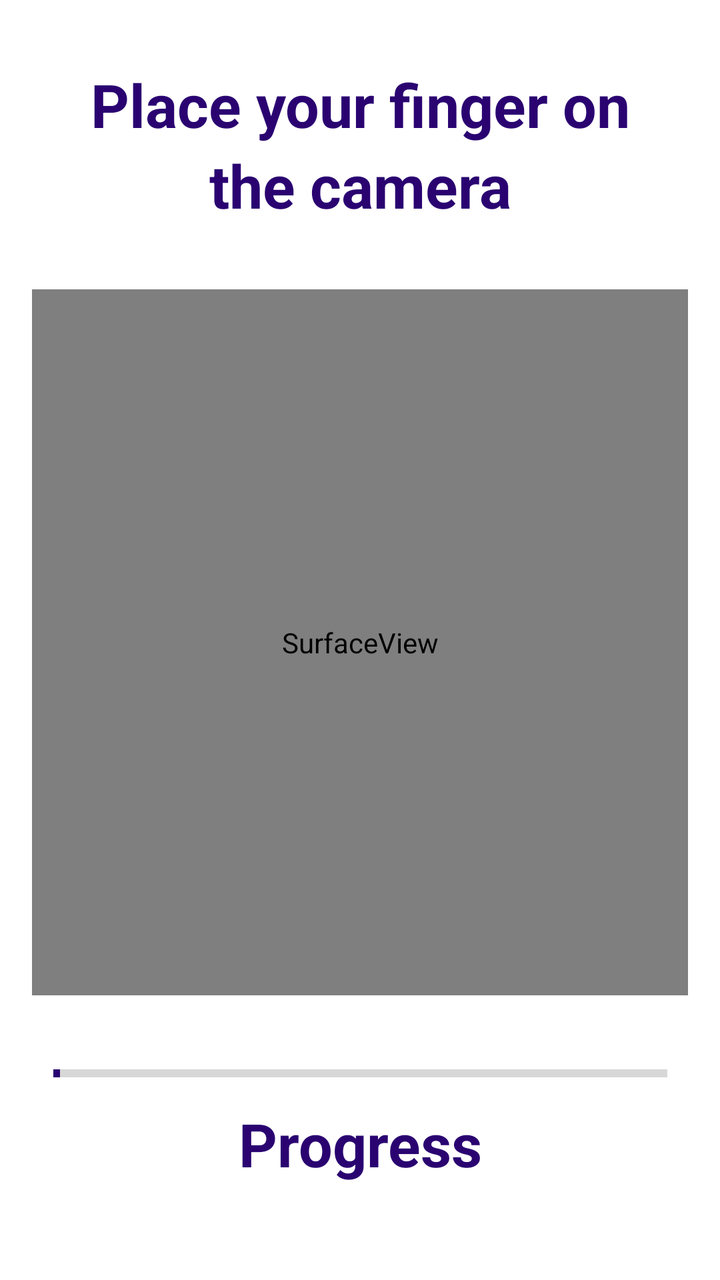
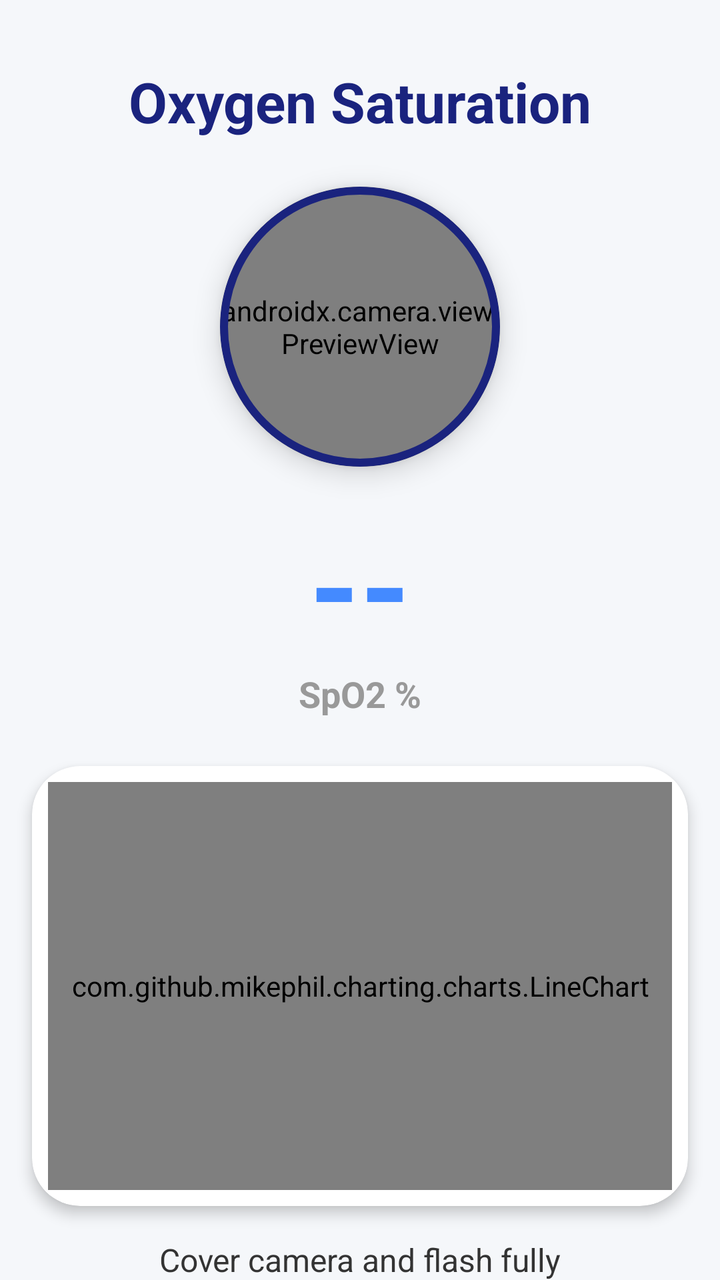

Screens rendered from an Android XML layout before and after an edit, with the pre-edit source and the edit as a unified diff.
<!-- AndroidManifest.xml: application theme Theme.SIH -->
<!-- res/layout/activity_main.xml -->
<?xml version="1.0" encoding="utf-8"?>
<androidx.constraintlayout.widget.ConstraintLayout xmlns:android="http://schemas.android.com/apk/res/android"
xmlns:app="http://schemas.android.com/apk/res-auto"
xmlns:tools="http://schemas.android.com/tools"
android:layout_width="match_parent"
android:layout_height="match_parent"
tools:context=".MainActivity">

    <TextView
        android:id="@+id/textView"
        android:layout_width="wrap_content"
        android:layout_height="wrap_content"
        android:layout_marginTop="32dp"
        android:gravity="center"
        android:text="Place your finger on"
        android:textColor="#2A0371"
        android:textSize="30dp"
        android:textStyle="bold"
        app:layout_constraintEnd_toEndOf="parent"
        app:layout_constraintStart_toStartOf="parent"
        app:layout_constraintTop_toTopOf="parent" />

    <TextView
        android:id="@+id/textView2"
        android:layout_width="wrap_content"
        android:layout_height="wrap_content"
        android:gravity="center"
        android:textColor="#2A0371"
        android:text="the camera"
        android:textSize="30dp"
        android:textStyle="bold"
        app:layout_constraintEnd_toEndOf="parent"
        app:layout_constraintStart_toStartOf="parent"
        app:layout_constraintTop_toBottomOf="@+id/textView" />

    <SurfaceView
        android:id="@+id/preview"
        android:layout_width="0dp"
        android:layout_height="0dp"
        android:layout_marginStart="16dp"
        android:layout_marginTop="32dp"
        android:layout_marginEnd="16dp"
        android:layout_marginBottom="32dp"
        android:layout_weight="1"
        app:layout_constraintBottom_toTopOf="@+id/HRPB"
        app:layout_constraintEnd_toEndOf="parent"
        app:layout_constraintStart_toStartOf="parent"
        app:layout_constraintTop_toBottomOf="@+id/textView2"></SurfaceView>

    <TextView
        android:id="@+id/textView6"
        android:layout_width="wrap_content"
        android:layout_height="wrap_content"
        android:layout_marginBottom="48dp"
        android:gravity="center"
        android:text="Progress"
        android:textColor="#2A0371"
        android:textSize="30dp"
        android:textStyle="bold"
        app:layout_constraintBottom_toBottomOf="parent"
        app:layout_constraintEnd_toEndOf="parent"
        app:layout_constraintStart_toStartOf="parent" />

    <ProgressBar
        android:id="@+id/HRPB"
        style="?android:attr/progressBarStyleHorizontal"
        android:layout_width="307dp"
        android:layout_height="14dp"
        android:layout_marginBottom="8dp"
        android:progress="1"
        android:progressTint="#2A0371"
        app:layout_constraintBottom_toTopOf="@+id/textView6"
        app:layout_constraintEnd_toEndOf="parent"
        app:layout_constraintStart_toStartOf="parent" />

</androidx.constraintlayout.widget.ConstraintLayout>
<!-- resources referenced by this layout -->
<resources>
  <style name="Theme.SIH" parent="Theme.MaterialComponents.DayNight.DarkActionBar">
          
          <item name="colorPrimary">@color/purple_500</item>
          <item name="colorPrimaryVariant">@color/purple_700</item>
          <item name="colorOnPrimary">@color/white</item>
          
          <item name="colorSecondary">@color/teal_200</item>
          <item name="colorSecondaryVariant">@color/teal_700</item>
          <item name="colorOnSecondary">@color/black</item>
          
          <item name="android:statusBarColor" tools:targetApi="l">?attr/colorPrimaryVariant</item>
          
      </style>
  <color name="purple_500">#FF6200EE</color>
  <color name="purple_700">#FF3700B3</color>
  <color name="white">#FFFFFFFF</color>
  <color name="teal_200">#FF03DAC5</color>
  <color name="teal_700">#FF018786</color>
  <color name="black">#FF000000</color>
</resources>

<!-- the commit's change to res/layout/activity_main.xml (unified diff, before → after) -->
@@ -1,10 +1,11 @@
 <?xml version="1.0" encoding="utf-8"?>
 <androidx.constraintlayout.widget.ConstraintLayout xmlns:android="http://schemas.android.com/apk/res/android"
-xmlns:app="http://schemas.android.com/apk/res-auto"
-xmlns:tools="http://schemas.android.com/tools"
-android:layout_width="match_parent"
-android:layout_height="match_parent"
-tools:context=".MainActivity">
+    xmlns:app="http://schemas.android.com/apk/res-auto"
+    xmlns:tools="http://schemas.android.com/tools"
+    android:layout_width="match_parent"
+    android:layout_height="match_parent"
+    android:background="@color/background"
+    tools:context=".MainActivity">
 
     <TextView
         android:id="@+id/textView"
@@ -12,65 +13,117 @@ tools:context=".MainActivity">
         android:layout_height="wrap_content"
         android:layout_marginTop="32dp"
         android:gravity="center"
-        android:text="Place your finger on"
-        android:textColor="#2A0371"
-        android:textSize="30dp"
+        android:text="Oxygen Saturation"
+        android:textColor="@color/primary"
+        android:textSize="28sp"
         android:textStyle="bold"
         app:layout_constraintEnd_toEndOf="parent"
         app:layout_constraintStart_toStartOf="parent"
         app:layout_constraintTop_toTopOf="parent" />
 
+    <com.google.android.material.card.MaterialCardView
+        android:id="@+id/cameraCard"
+        android:layout_width="140dp"
+        android:layout_height="140dp"
+        android:layout_marginTop="24dp"
+        app:cardCornerRadius="70dp"
+        app:cardElevation="8dp"
+        app:strokeColor="@color/primary"
+        app:strokeWidth="4dp"
+        app:layout_constraintEnd_toEndOf="parent"
+        app:layout_constraintStart_toStartOf="parent"
+        app:layout_constraintTop_toBottomOf="@+id/textView">
+
+        <androidx.camera.view.PreviewView
+            android:id="@+id/previewView"
+            android:layout_width="match_parent"
+            android:layout_height="match_parent" />
+    </com.google.android.material.card.MaterialCardView>
+
     <TextView
-        android:id="@+id/textView2"
+        android:id="@+id/spo2Text"
         android:layout_width="wrap_content"
         android:layout_height="wrap_content"
-        android:gravity="center"
-        android:textColor="#2A0371"
-        android:text="the camera"
-        android:textSize="30dp"
+        android:layout_marginTop="16dp"
+        android:text="--"
+        android:textColor="@color/accent_blue"
+        android:textSize="64sp"
         android:textStyle="bold"
         app:layout_constraintEnd_toEndOf="parent"
         app:layout_constraintStart_toStartOf="parent"
-        app:layout_constraintTop_toBottomOf="@+id/textView" />
+        app:layout_constraintTop_toBottomOf="@+id/cameraCard" />
 
-    <SurfaceView
-        android:id="@+id/preview"
-        android:layout_width="0dp"
-        android:layout_height="0dp"
-        android:layout_marginStart="16dp"
-        android:layout_marginTop="32dp"
-        android:layout_marginEnd="16dp"
-        android:layout_marginBottom="32dp"
-        android:layout_weight="1"
-        app:layout_constraintBottom_toTopOf="@+id/HRPB"
+    <TextView
+        android:id="@+id/spo2Label"
+        android:layout_width="wrap_content"
+        android:layout_height="wrap_content"
+        android:text="SpO2 %"
+        android:textColor="@color/text_hint"
+        android:textSize="18sp"
+        android:textStyle="bold"
         app:layout_constraintEnd_toEndOf="parent"
         app:layout_constraintStart_toStartOf="parent"
-        app:layout_constraintTop_toBottomOf="@+id/textView2"></SurfaceView>
+        app:layout_constraintTop_toBottomOf="@+id/spo2Text" />
+
+    <com.google.android.material.card.MaterialCardView
+        android:id="@+id/chartCard"
+        android:layout_width="0dp"
+        android:layout_height="220dp"
+        android:layout_marginStart="16dp"
+        android:layout_marginTop="24dp"
+        android:layout_marginEnd="16dp"
+        app:cardBackgroundColor="@color/surface"
+        app:cardCornerRadius="24dp"
+        app:cardElevation="4dp"
+        app:strokeWidth="0dp"
+        app:layout_constraintEnd_toEndOf="parent"
+        app:layout_constraintStart_toStartOf="parent"
+        app:layout_constraintTop_toBottomOf="@+id/spo2Label">
+
+        <com.github.mikephil.charting.charts.LineChart
+            android:id="@+id/ppgChart"
+            android:layout_width="match_parent"
+            android:layout_height="match_parent"
+            android:layout_margin="8dp" />
+    </com.google.android.material.card.MaterialCardView>
 
     <TextView
-        android:id="@+id/textView6"
+        android:id="@+id/statusText"
         android:layout_width="wrap_content"
         android:layout_height="wrap_content"
-        android:layout_marginBottom="48dp"
-        android:gravity="center"
-        android:text="Progress"
-        android:textColor="#2A0371"
-        android:textSize="30dp"
-        android:textStyle="bold"
+        android:layout_marginTop="16dp"
+        android:text="Cover camera and flash fully"
+        android:textColor="@color/on_background"
+        android:textSize="16sp"
+        app:layout_constraintEnd_toEndOf="parent"
+        app:layout_constraintStart_toStartOf="parent"
+        app:layout_constraintTop_toBottomOf="@+id/chartCard" />
+
+    <androidx.appcompat.widget.SwitchCompat
+        android:id="@+id/aiSwitch"
+        android:layout_width="wrap_content"
+        android:layout_height="wrap_content"
+        android:layout_marginTop="8dp"
+        android:text="NVIDIA AI Refinement"
+        android:textColor="@color/primary"
+        android:thumbTint="@color/secondary"
+        app:trackTint="@color/secondary_variant"
+        app:layout_constraintEnd_toEndOf="parent"
+        app:layout_constraintStart_toStartOf="parent"
+        app:layout_constraintTop_toBottomOf="@+id/statusText" />
+
+    <ProgressBar
+        android:id="@+id/HRPB"
+        style="?android:attr/progressBarStyleHorizontal"
+        android:layout_width="0dp"
+        android:layout_height="12dp"
+        android:layout_marginStart="48dp"
+        android:layout_marginEnd="48dp"
+        android:layout_marginBottom="32dp"
+        android:progress="0"
+        android:progressDrawable="@drawable/circular_progressbar"
         app:layout_constraintBottom_toBottomOf="parent"
         app:layout_constraintEnd_toEndOf="parent"
         app:layout_constraintStart_toStartOf="parent" />
 
-    <ProgressBar
-        android:id="@+id/HRPB"
-        style="?android:attr/progressBarStyleHorizontal"
-        android:layout_width="307dp"
-        android:layout_height="14dp"
-        android:layout_marginBottom="8dp"
-        android:progress="1"
-        android:progressTint="#2A0371"
-        app:layout_constraintBottom_toTopOf="@+id/textView6"
-        app:layout_constraintEnd_toEndOf="parent"
-        app:layout_constraintStart_toStartOf="parent" />
-
 </androidx.constraintlayout.widget.ConstraintLayout>
<!-- resource entries referenced after the edit -->
@@ -1,23 +1,40 @@
 <!-- resources referenced by this layout -->
 <resources>
-  <style name="Theme.SIH" parent="Theme.MaterialComponents.DayNight.DarkActionBar">
+  <color name="accent_blue">#448AFF</color>
+  <color name="background">#F5F7FA</color>
+  <color name="on_background">#333333</color>
+  <color name="primary">#1A237E</color>
+  <color name="secondary">#00BFA5</color>
+  <color name="secondary_variant">#008e76</color>
+  <color name="surface">#FFFFFF</color>
+  <color name="text_hint">#999999</color>
+  <!-- drawable circular_progressbar (drawable) -->
+  <?xml version="1.0" encoding="utf-8"?>
+  <shape
+      xmlns:android="http://schemas.android.com/apk/res/android"
+      android:innerRadiusRatio="5"
+      android:shape="ring"
+      android:thickness="10dp"
+      android:useLevel="true">
+      <solid android:color="#034a66" />
+  
+  </shape>
+  <style name="Theme.SIH" parent="Theme.MaterialComponents.DayNight.NoActionBar">
           
-          <item name="colorPrimary">@color/purple_500</item>
-          <item name="colorPrimaryVariant">@color/purple_700</item>
-          <item name="colorOnPrimary">@color/white</item>
+          <item name="colorPrimary">@color/primary</item>
+          <item name="colorPrimaryVariant">@color/primary_variant</item>
+          <item name="colorOnPrimary">@color/on_primary</item>
           
-          <item name="colorSecondary">@color/teal_200</item>
-          <item name="colorSecondaryVariant">@color/teal_700</item>
-          <item name="colorOnSecondary">@color/black</item>
+          <item name="colorSecondary">@color/secondary</item>
+          <item name="colorSecondaryVariant">@color/secondary_variant</item>
+          <item name="colorOnSecondary">@color/on_secondary</item>
           
-          <item name="android:statusBarColor" tools:targetApi="l">?attr/colorPrimaryVariant</item>
+          <item name="android:statusBarColor">@color/primary_variant</item>
           
+          <item name="android:windowBackground">@color/background</item>
       </style>
-  <color name="purple_500">#FF6200EE</color>
-  <color name="purple_700">#FF3700B3</color>
-  <color name="white">#FFFFFFFF</color>
-  <color name="teal_200">#FF03DAC5</color>
-  <color name="teal_700">#FF018786</color>
-  <color name="black">#FF000000</color>
+  <color name="primary_variant">#000051</color>
+  <color name="on_primary">#FFFFFF</color>
+  <color name="on_secondary">#000000</color>
 </resources>
 
